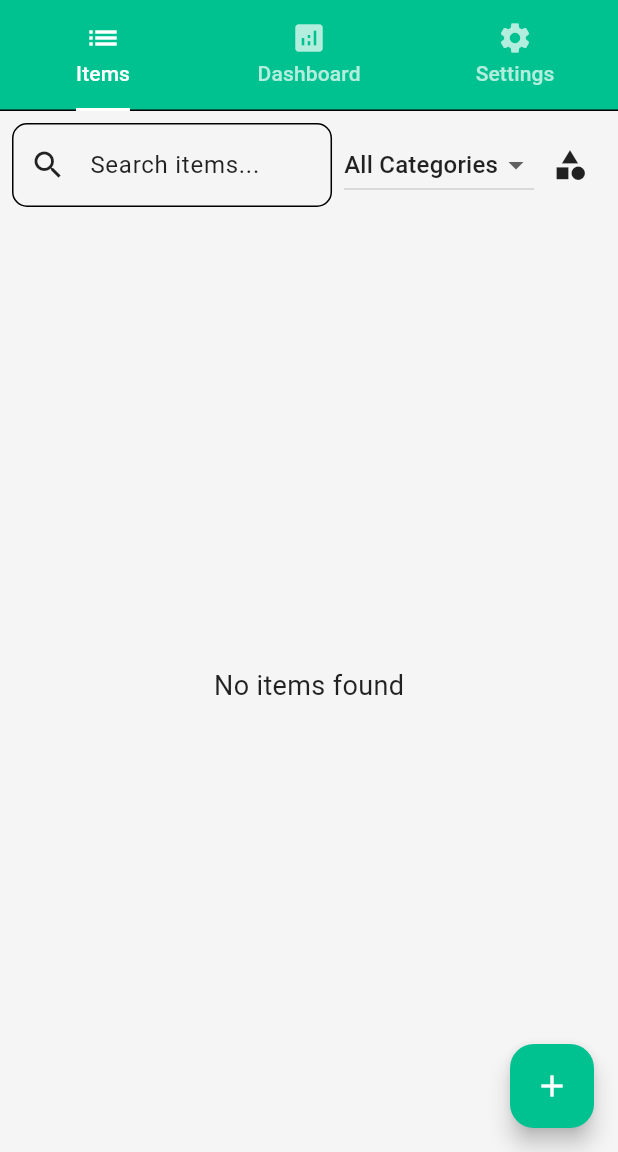
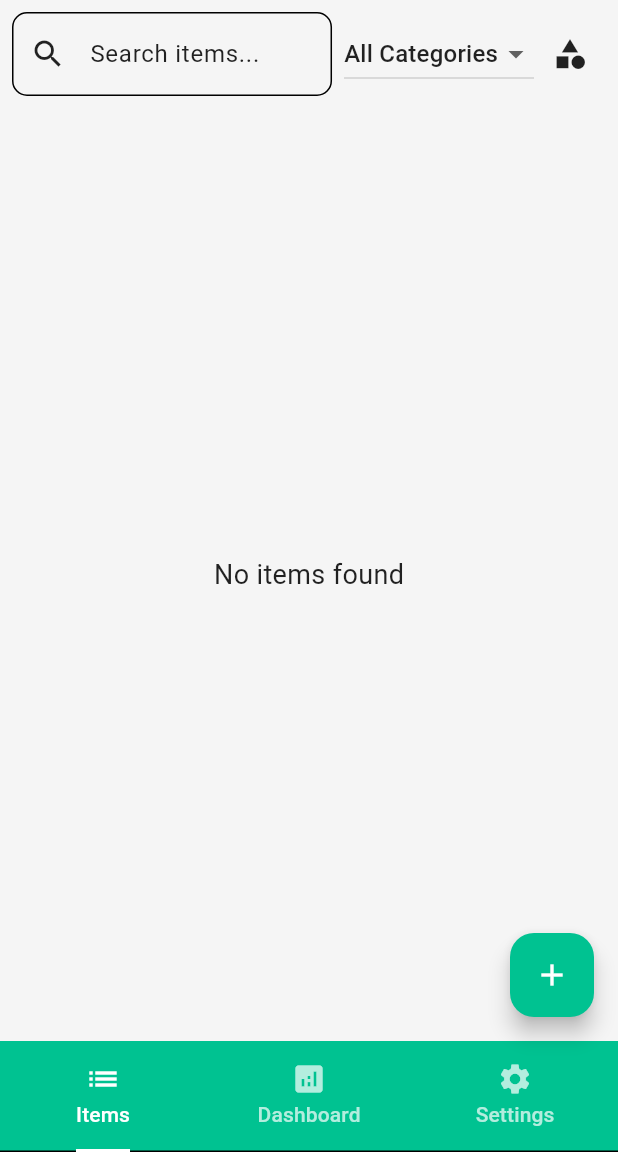
Before and after one commit to hamidriaz1998/InventoryAppFlutter, a Flutter app: the InventoryHomePage screen opened by its route, on a phone screen of 412 x 824 dp, the part 84-1236 px from its top. Run offline on Flutter 3.47's test engine with Material 3 defaults, Android fonts, the phone set to English and light mode, and no system bars; our stand-ins replace fl_chart, flutter_colorpicker, pdf, permission_handler, shared_preferences, sqflite; accounts and stored records are empty.

Commit message:
Refactor tab navigation by moving TabBar to bottomNavigationBar for improved layout

```diff
--- a/lib/screens/inventory_home.dart
+++ b/lib/screens/inventory_home.dart
@@ -650,17 +650,6 @@ class _InventoryHomePageState extends State<InventoryHomePage>
             onPressed: _generatePdfReport,
           ),
         ],
-        bottom: TabBar(
-          controller: _tabController,
-          indicatorColor: Colors.white,
-          labelColor: Colors.white,
-          unselectedLabelColor: Colors.white70,
-          tabs: const [
-            Tab(icon: Icon(Icons.list), text: 'Items'),
-            Tab(icon: Icon(Icons.analytics), text: 'Dashboard'),
-            Tab(icon: Icon(Icons.settings), text: 'Settings'),
-          ],
-        ),
       ),
       body:
           _isLoading
@@ -673,6 +662,21 @@ class _InventoryHomePageState extends State<InventoryHomePage>
                   _buildSettingsTab(),
                 ],
               ),
+      bottomNavigationBar: Material(
+        color: theme.primaryColor,
+        child: TabBar(
+          controller: _tabController,
+          indicatorColor: Colors.white,
+          indicatorSize: TabBarIndicatorSize.label, // Add this to make indicator only appear under the label
+          labelColor: Colors.white,
+          unselectedLabelColor: Colors.white70,
+          tabs: const [
+            Tab(icon: Icon(Icons.list), text: 'Items'),
+            Tab(icon: Icon(Icons.analytics), text: 'Dashboard'),
+            Tab(icon: Icon(Icons.settings), text: 'Settings'),
+          ],
+        ),
+      ),
       floatingActionButton:
           _tabController.index == 0
               ? FloatingActionButton(
```
